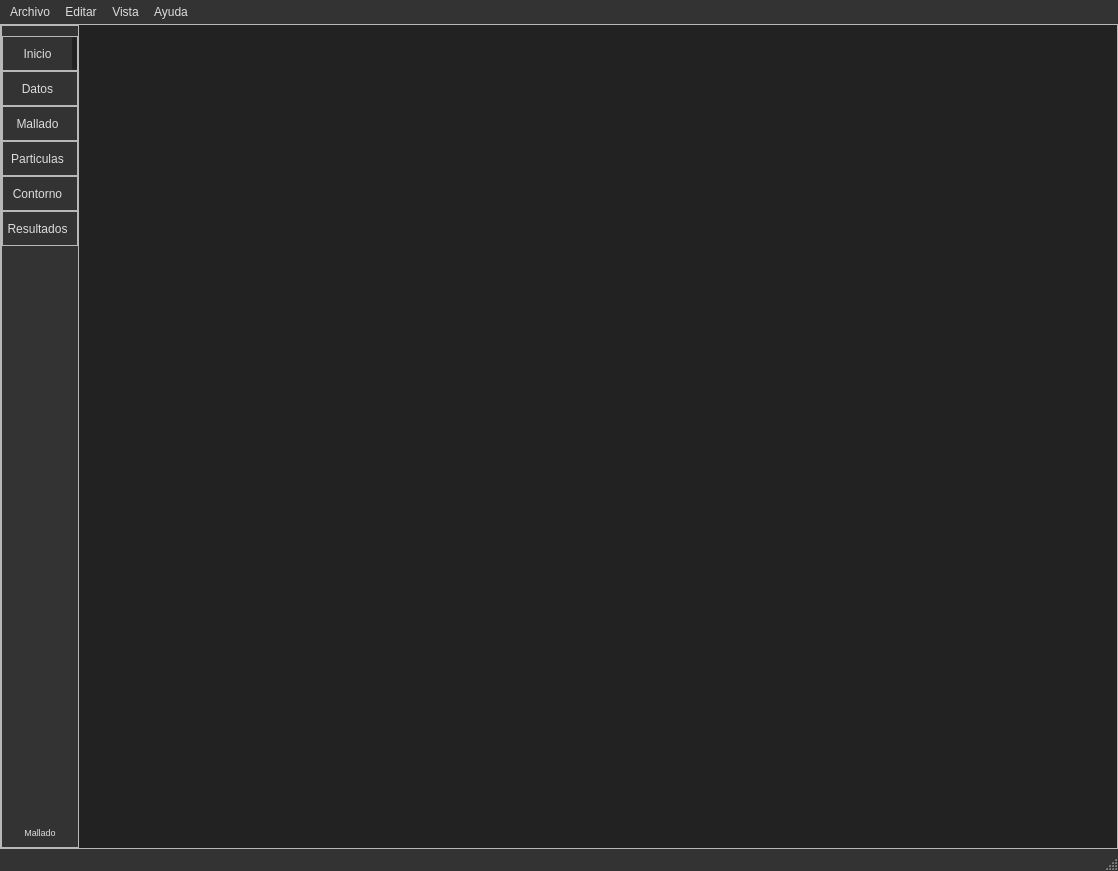
edwinar13/MPM-UN, file UI/main_window.ui: the form before one commit.
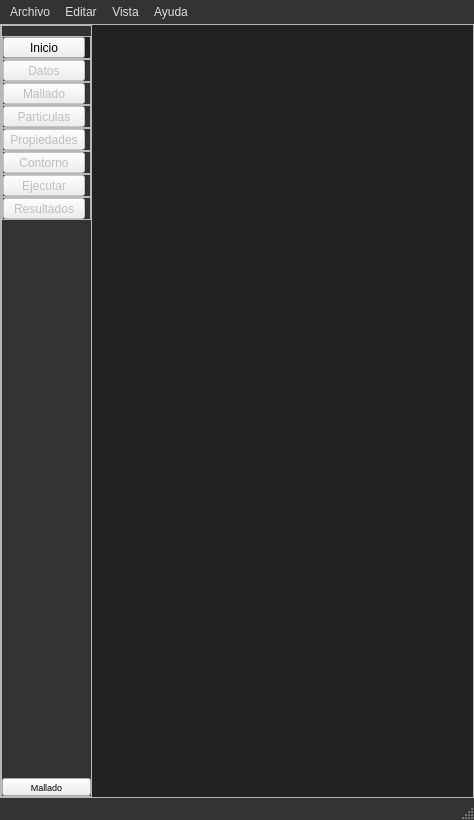
The form after the commit. Icons and pictures are not drawn.

The edit to the form file:
```diff
--- a/UI/main_window.ui
+++ b/UI/main_window.ui
@@ -9,8 +9,8 @@
    <rect>
     <x>0</x>
     <y>0</y>
-    <width>1118</width>
-    <height>871</height>
+    <width>474</width>
+    <height>820</height>
    </rect>
   </property>
   <property name="windowTitle">
@@ -112,6 +112,8 @@
 QToolButton#toolButton_drawBoundary,
 QToolButton#toolButton_drawData,
 QToolButton#toolButton_drawMesh,
+QToolButton#toolButton_drawProperties,
+QToolButton#toolButton_drawExecute,
 QToolButton#toolButton_viewResult,
 QToolButton#toolButton_setting{
 background-color: transparent;
@@ -128,10 +130,13 @@
 }
 
 
+
 QFrame#frame_viewResult,
 QFrame#frame_drawPoint,
 QFrame#frame_drawBoundary,
 QFrame#frame_drawData,
+QFrame#frame_drawProperties,
+QFrame#frame_drawExecute,
 QFrame#frame_drawMesh{
 background: #333333;
 border-radius: 2px ;
@@ -838,6 +843,87 @@
             </layout>
            </widget>
           </item>
+          <item>
+           <widget class="QFrame" name="frame_drawPropertiesInf">
+            <property name="frameShape">
+             <enum>QFrame::StyledPanel</enum>
+            </property>
+            <property name="frameShadow">
+             <enum>QFrame::Raised</enum>
+            </property>
+            <layout class="QHBoxLayout" name="horizontalLayout_6">
+             <property name="spacing">
+              <number>0</number>
+             </property>
+             <property name="leftMargin">
+              <number>0</number>
+             </property>
+             <property name="topMargin">
+              <number>0</number>
+             </property>
+             <property name="rightMargin">
+              <number>0</number>
+             </property>
+             <property name="bottomMargin">
+              <number>0</number>
+             </property>
+             <item>
+              <widget class="QToolButton" name="toolButton_drawProperties">
+               <property name="enabled">
+                <bool>false</bool>
+               </property>
+               <property name="sizePolicy">
+                <sizepolicy hsizetype="Minimum" vsizetype="Fixed">
+                 <horstretch>0</horstretch>
+                 <verstretch>0</verstretch>
+                </sizepolicy>
+               </property>
+               <property name="text">
+                <string>Propiedades</string>
+               </property>
+               <property name="icon">
+                <iconset>
+                 <normaloff>../recursos/iconos/iconos_menu_lateral/file.svg</normaloff>../recursos/iconos/iconos_menu_lateral/file.svg</iconset>
+               </property>
+               <property name="iconSize">
+                <size>
+                 <width>30</width>
+                 <height>30</height>
+                </size>
+               </property>
+               <property name="toolButtonStyle">
+                <enum>Qt::ToolButtonTextUnderIcon</enum>
+               </property>
+              </widget>
+             </item>
+             <item>
+              <widget class="QFrame" name="frame_drawProperties">
+               <property name="minimumSize">
+                <size>
+                 <width>5</width>
+                 <height>0</height>
+                </size>
+               </property>
+               <property name="maximumSize">
+                <size>
+                 <width>5</width>
+                 <height>16777215</height>
+                </size>
+               </property>
+               <property name="styleSheet">
+                <string notr="true"/>
+               </property>
+               <property name="frameShape">
+                <enum>QFrame::StyledPanel</enum>
+               </property>
+               <property name="frameShadow">
+                <enum>QFrame::Raised</enum>
+               </property>
+              </widget>
+             </item>
+            </layout>
+           </widget>
+          </item>
           <item>
            <widget class="QFrame" name="frame_drawBoundaryInf">
             <property name="frameShape">
@@ -919,6 +1005,87 @@
             </layout>
            </widget>
           </item>
+          <item>
+           <widget class="QFrame" name="frame_drawExecuteInf">
+            <property name="frameShape">
+             <enum>QFrame::StyledPanel</enum>
+            </property>
+            <property name="frameShadow">
+             <enum>QFrame::Raised</enum>
+            </property>
+            <layout class="QHBoxLayout" name="horizontalLayout_9">
+             <property name="spacing">
+              <number>0</number>
+             </property>
+             <property name="leftMargin">
+              <number>0</number>
+             </property>
+             <property name="topMargin">
+              <number>0</number>
+             </property>
+             <property name="rightMargin">
+              <number>0</number>
+             </property>
+             <property name="bottomMargin">
+              <number>0</number>
+             </property>
+             <item>
+              <widget class="QToolButton" name="toolButton_drawExecute">
+               <property name="enabled">
+                <bool>false</bool>
+               </property>
+               <property name="sizePolicy">
+                <sizepolicy hsizetype="Minimum" vsizetype="Fixed">
+                 <horstretch>0</horstretch>
+                 <verstretch>0</verstretch>
+                </sizepolicy>
+               </property>
+               <property name="text">
+                <string>Ejecutar</string>
+               </property>
+               <property name="icon">
+                <iconset>
+                 <normaloff>../recursos/iconos/iconos_menu_lateral/execute.svg</normaloff>../recursos/iconos/iconos_menu_lateral/execute.svg</iconset>
+               </property>
+               <property name="iconSize">
+                <size>
+                 <width>30</width>
+                 <height>30</height>
+                </size>
+               </property>
+               <property name="toolButtonStyle">
+                <enum>Qt::ToolButtonTextUnderIcon</enum>
+               </property>
+              </widget>
+             </item>
+             <item>
+              <widget class="QFrame" name="frame_drawExecute">
+               <property name="minimumSize">
+                <size>
+                 <width>5</width>
+                 <height>0</height>
+                </size>
+               </property>
+               <property name="maximumSize">
+                <size>
+                 <width>5</width>
+                 <height>16777215</height>
+                </size>
+               </property>
+               <property name="styleSheet">
+                <string notr="true"/>
+               </property>
+               <property name="frameShape">
+                <enum>QFrame::StyledPanel</enum>
+               </property>
+               <property name="frameShadow">
+                <enum>QFrame::Raised</enum>
+               </property>
+              </widget>
+             </item>
+            </layout>
+           </widget>
+          </item>
           <item>
            <widget class="QFrame" name="frame_viewResultInf">
             <property name="frameShape">
@@ -1210,7 +1377,7 @@
     <rect>
      <x>0</x>
      <y>0</y>
-     <width>1118</width>
+     <width>474</width>
      <height>26</height>
     </rect>
    </property>
```
Left out of the diff: 2 changed lines with no effect on the pictures.
